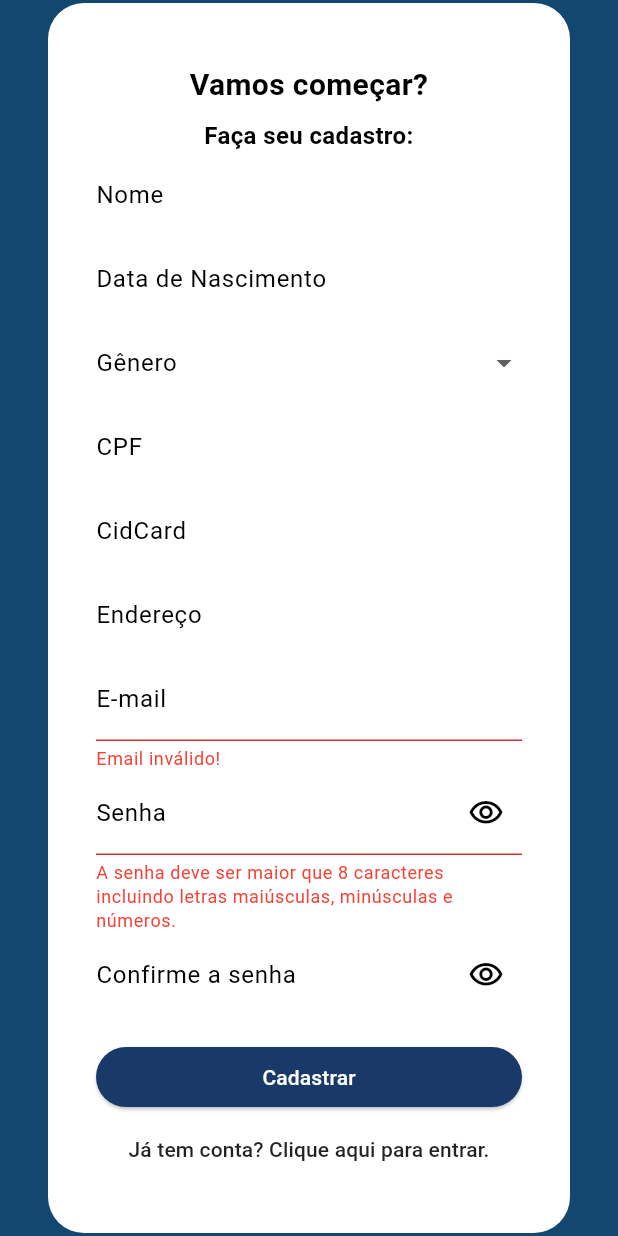
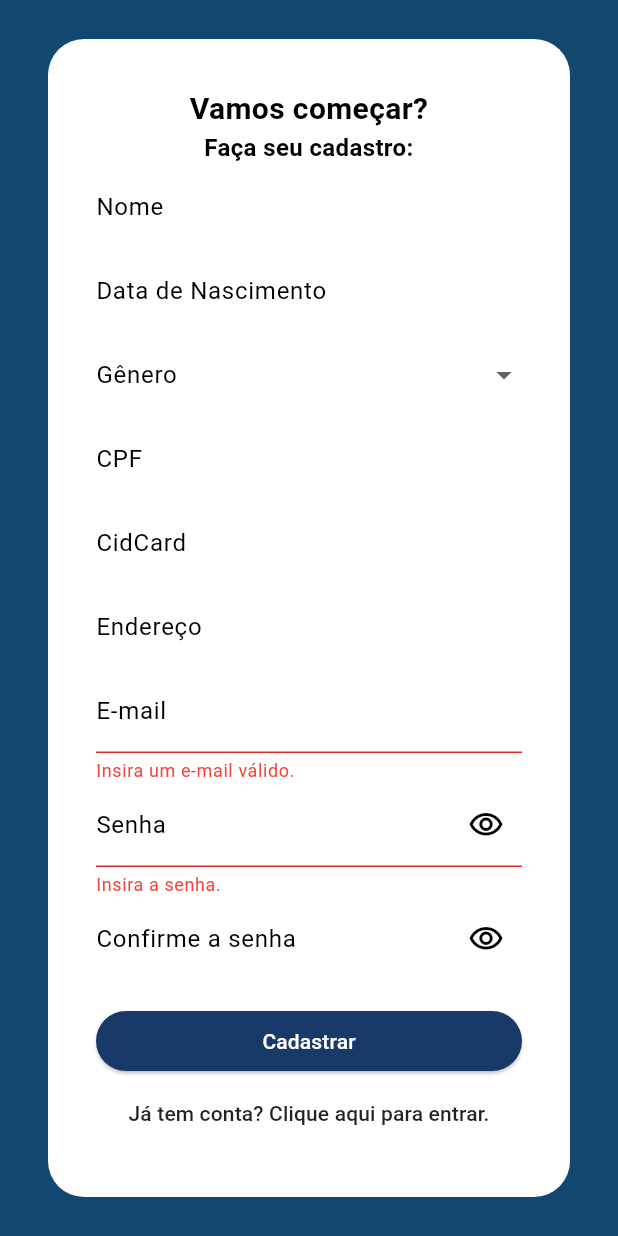
Before and after one commit to vilar95/mobile-sigma, a Flutter app: the screen it shows after launch, after a tap on "Entrar", after a tap on "Não tem conta? Clique aqui para cadastra", on a phone screen of 412 x 824 dp. Run offline on Flutter 3.47's test engine with Material 3 defaults, Android fonts, the phone set to English and light mode, and no system bars; our stand-ins replace brasil_fields, dio, flutter_mobx, flutter_multi_formatter, logger, mobx and 1 more; generated files the repository leaves out were written again; network calls fail.

Commit message:
Corrige autenticação;

```diff
--- a/lib/controller/auth_screen_controller.dart
+++ b/lib/controller/auth_screen_controller.dart
@@ -50,12 +50,6 @@
   String? birthDateError;
 
   @observable
-  String phone = '';
-
-  @observable
-  String? phoneError;
-
-  @observable
   String gender = '';
 
   @observable
@@ -104,11 +98,6 @@
   }
 
   @action
-  void setPhone(String value) {
-    phone = value;
-  }
-
-  @action
   void setAddress(String value) {
     address = value;
   }
@@ -135,27 +124,33 @@
 
   @action
   void validateEmail(String value) {
-    email = value;
     if (!value.contains('@') && !value.contains('.com') && value.length < 10) {
       emailError = 'Email inválido!';
-    } else {
-      emailError = null;
+    }
+    if (value.isEmpty) {
+      emailError = 'Insira um e-mail válido.';
     }
   }
 
   @action
   void validatePassword(String value) {
-    if (value.isEmpty ||
-        !RegExp(r'^(?=.*[A-Z])(?=.*[a-z])(?=.*[0-9]).{8,20}$')
-            .hasMatch(value)) {
+    if (!RegExp(r'^(?=.*[A-Z])(?=.*[a-z])(?=.*[0-9]).{8,20}$')
+        .hasMatch(value)) {
       passwordValidationError =
           'A senha deve ser maior que 8 caracteres incluindo letras maiúsculas, minúsculas e números.';
     }
+    if (value.isEmpty) {
+      passwordValidationError = 'Insira a senha.';
+    }
   }
+
   @action
   void validateConfirmPassword(String value) {
-    if (value.isEmpty || value != password) {
+    if (value != password) {
       passwordConfirmError = 'As senhas não são iguais.';
+    }
+    if (value.isEmpty) {
+      passwordConfirmError = 'Campo obrigatório';
     }
   }
 
@@ -176,7 +171,10 @@
         }
       } catch (e) {
         errorMessage = 'Erro durante o login: $e';
-        showCustomSnackBar(context: context, message: 'Não foi posssível realizar o login!', duration: const Duration(seconds: 5));
+        showCustomSnackBar(
+            context: context,
+            message: 'Não foi posssível realizar o login!',
+            duration: const Duration(seconds: 5));
       } finally {
         isLoading = false;
       }
@@ -185,60 +183,51 @@
 
   @action
   void validateName(String value) {
-    nameError = value;
     if (value.isEmpty) {
-      nameError = 'Campo obrigatório';
-    }
-    if (value.length < 3) {
-      nameError = 'Nome inválido';
+      nameError = 'Insira o nome completo.';
     }
   }
 
   @action
-  void validatePhone(String value) {
-    phoneError = value;
+  void validateGender(String value) {
     if (value.isEmpty) {
-      phoneError = 'Campo obrigatório';
-    }
-    if (value.length < 11) {
-      phoneError = 'Telefone inválido';
+      genderError = 'Selecione um gênero.';
     }
   }
 
   @action
   void detectTypeDoc(String value) {
-    cpfError = value;
     final length = UtilBrasilFields.removeCaracteres(value).length;
     if (length != 11) {
-      cpfError = 'CPF inválido';
+      cpfError = 'Insira um CPF válido.';
+    }
+    if (value.isEmpty) {
+      cpfError = 'Insira um CPF válido.';
     }
   }
 
   @action
   void validateCidCard(String value) {
-    cidcardError = value;
     if (value.isEmpty) {
-      cidcardError = 'Campo obrigatório';
+      cidcardError = 'Insira um cidCard válido.';
     }
     if (value.length < 9) {
-      cidcardError = 'CidCard inválido';
+      cidcardError = 'CidCard inválido.';
     }
   }
 
   @action
   void validateBirthDate(String value) {
-    birthDateError = value;
     if (value.isEmpty) {
       birthDateError = 'Campo obrigatório';
     }
     if (value.length < 10) {
-      birthDateError = 'Data inválida';
+      birthDateError = 'Data de nascimento inválida.';
     }
   }
 
   @action
   void validateAddress(String value) {
-    addressError = value;
     if (value.isEmpty) {
       addressError = 'Campo obrigatório';
     }
@@ -258,7 +247,6 @@
     String cpf,
     String cidcard,
     String address,
-    //String phone,
   ) async {
     if (!isAuthentication) {
       isLoading = true;
@@ -271,7 +259,7 @@
         validateAddress(address);
         detectTypeDoc(cpf);
         validateConfirmPassword(password);
-        //validatePhone(phone);
+        validateGender(gender);
 
         final response = await dioService.postRegister(
             email, password, name, birthDate, gender, cpf, cidcard, address
@@ -286,7 +274,10 @@
         }
       } catch (e) {
         errorMessage = 'Erro durante o cadastro: $e';
-        showCustomSnackBar(context: context, message: 'Não foi posssível realizar o cadastro!', duration: const Duration(seconds: 5));
+        showCustomSnackBar(
+            context: context,
+            message: 'Não foi posssível realizar o cadastro!',
+            duration: const Duration(seconds: 5));
       } finally {
         isLoading = false;
       }
@@ -305,7 +296,7 @@
     String? cpf = prefs.getString('cpf');
     String? cidcard = prefs.getString('cidcard');
     String? address = prefs.getString('endereco');
-    //String? phone = prefs.getString('phone');
+
     setId(id!);
     setEmail(email!);
     setPassword(password!);
@@ -315,7 +306,7 @@
     setCpf(cpf!);
     setCidCard(cidcard!);
     setAddress(address!);
-    //setPhone(phone!);
+
   }
 }
 
--- a/lib/screens/auth_screen.dart
+++ b/lib/screens/auth_screen.dart
@@ -3,7 +3,6 @@
 import 'package:flutter_mobx/flutter_mobx.dart';
 import 'package:flutter_multi_formatter/formatters/masked_input_formatter.dart';
 import 'package:sigma/_core/theme/sigma_colors.dart';
-
 import 'package:sigma/controller/auth_screen_controller.dart';
 import 'package:sigma/screens/widgets/show_custom_snackbar.dart';
 
@@ -49,9 +48,8 @@
                               height: 250,
                             )
                           : const SizedBox.shrink(),
-                      Padding(
-                        padding: const EdgeInsets.all(8.0),
-                        child: Text(
+                      Observer(
+                        builder: (_) => Text(
                           (controller.isAuthentication)
                               ? "Bem vindo(a) ao"
                               : "Vamos começar?",
@@ -62,7 +60,8 @@
                           ),
                         ),
                       ),
-                      Text(
+                      Observer(
+                        builder: (_) => Text(
                         controller.isAuthentication
                             ? 'Sistema Integrado de Gestão Médica e Atendimento'
                             : 'Faça seu cadastro: ',
@@ -72,7 +71,9 @@
                           fontWeight: FontWeight.bold,
                           ),
                         ),
-                      Visibility(
+                      ),
+                      Observer(
+                        builder: (_) => Visibility(
                           visible: !controller.isAuthentication,
                           child: Column(
                             children: [
@@ -129,16 +130,10 @@
                                       ? "${DateTime.parse(controller.birthDate).day.toString().padLeft(2, '0')}/${DateTime.parse(controller.birthDate).month.toString().padLeft(2, '0')}/${DateTime.parse(controller.birthDate).year}"
                                       : "",
                                 ),
-                              validator: (value) {
-                                if (value == null ||
-                                    value.isEmpty ||
-                                    value.length < 10) {
-                                  return "Insira a data de nascimento.";
-                                }
-                                return null;
-                              },
                               ),
                               DropdownButtonFormField<String>(
+                                onChanged: (value) =>
+                                    controller.gender = value!,
                                 decoration: InputDecoration(
                                   errorText: controller.genderError,
                                   errorMaxLines: 3,
@@ -161,15 +156,6 @@
                                     child: Text("Não informar"),
                                   ),
                                 ],
-                              validator: (value) {
-                                if (value == null || value.isEmpty) {
-                                  return "Selecione um gênero.";
-                                }
-                                return null;
-                              },
-                              onChanged: (value) {
-                                controller.gender = value!;
-                              },
                               ),
                               TextFormField(
                                 onChanged: (value) => controller.cpf = value,
@@ -186,15 +172,10 @@
                                   FilteringTextInputFormatter.digitsOnly,
                                   MaskedInputFormatter("###.###.###-##"),
                                 ],
-                              validator: (value) {
-                                if (value == null || value.length != 14) {
-                                  return "Insira um CPF válido.";
-                                }
-                                return null;
-                              },
                               ),
                               TextFormField(
-                              onChanged: (value) => controller.cidcard = value,
+                                onChanged: (value) =>
+                                    controller.cidcard = value,
                                 decoration: InputDecoration(
                                   label: const Text("CidCard"),
                                   errorText: controller.cidcardError,
@@ -208,15 +189,10 @@
                                   FilteringTextInputFormatter.digitsOnly,
                                   MaskedInputFormatter("#########-##"),
                                 ],
-                              validator: (value) {
-                                if (value == null || value.length != 12) {
-                                  return "Insira um cidCard válido.";
-                                }
-                                return null;
-                              },
                               ),
                               TextFormField(
-                              onChanged: (value) => controller.address = value,
+                                onChanged: (value) =>
+                                    controller.address = value,
                                 decoration: InputDecoration(
                                   errorText: controller.addressError,
                                   errorMaxLines: 3,
@@ -225,17 +201,13 @@
                                   ),
                                   label: const Text("Endereço"),
                                 ),
-                              validator: (value) {
-                                if (value == null || value.length < 10) {
-                                  return "Insira o endereço completo.";
-                                }
-                                return null;
-                              },
                               ),
                             ],
                           ),
                         ),
-                      TextFormField(
+                      ),
+                      Observer(
+                        builder: (_) => TextFormField(
                           onChanged: (value) => controller.email = value,
                           decoration: InputDecoration(
                             label: const Text("E-mail"),
@@ -243,6 +215,7 @@
                             errorMaxLines: 3,
                             errorStyle: const TextStyle(
                               color: Colors.red,
+                            ),
                           ),
                         ),
                       ),
@@ -272,12 +245,17 @@
                           ),
                         ),
                       ),
-                      Visibility(
+                      Observer(
+                        builder: (_) => InkWell(
+                          child: Visibility(
                             visible: !controller.isAuthentication,
                             child: Column(
                               children: [
                                 TextFormField(
-                              obscureText: _isPasswordVisiblePasswordConfirm,
+                                  onChanged: (value) =>
+                                      controller.passwordConfirm = value,
+                                  obscureText:
+                                      _isPasswordVisiblePasswordConfirm,
                                   decoration: InputDecoration(
                                     errorText: controller.passwordConfirmError,
                                     errorMaxLines: 3,
@@ -297,19 +275,15 @@
                                       }),
                                     ),
                                   ),
-                              validator: (value) {
-                                if (value != controller.password) {
-                                  return "As senhas não coincidem.";
-                                } else if (value == null || value.isEmpty) {
-                                  return "Confirme a senha.";
-                                }
-                                return null;
-                              },
                                 ),
                               ],
                             ),
                           ),
-                      Visibility(
+                        ),
+                      ),
+                      Observer(
+                        builder: (_) => InkWell(
+                          child: Visibility(
                             visible: controller.isAuthentication,
                             child: TextButton(
                               onPressed: () {
@@ -318,6 +292,8 @@
                               child: const Text(
                                 "Esqueci minha senha",
                                 style: TextStyle(color: Colors.black87),
+                              ),
+                            ),
                           ),
                         ),
                       ),
@@ -351,6 +327,18 @@
                                           controller.cpf,
                                           controller.cidcard,
                                           controller.address);
+
+                                            print("Name Error: ${controller.nameError}");
+                                            print("Birth Date Error: ${controller.birthDateError}");
+                                            print("Gender Error: ${controller.genderError}");
+                                            print("CPF Error: ${controller.cpfError}");
+                                            print("CidCard Error: ${controller.cidcardError}");
+                                            print("Address Error: ${controller.addressError}");
+                                            print("Email Error: ${controller.emailError}");
+                                            print("Password Confirm Error: ${controller.passwordConfirmError}");
+                                            print("Password Error: ${controller.passwordValidationError}");
+
+
                                     }
                                   },
                                   child: Text(
```
Also changed, not shown: lib/screens/schedule_screen.dart (+9 -4 lines), lib/controller/auth_screen_controller.g.dart. Lines whose indentation alone changed are shown as unchanged.
